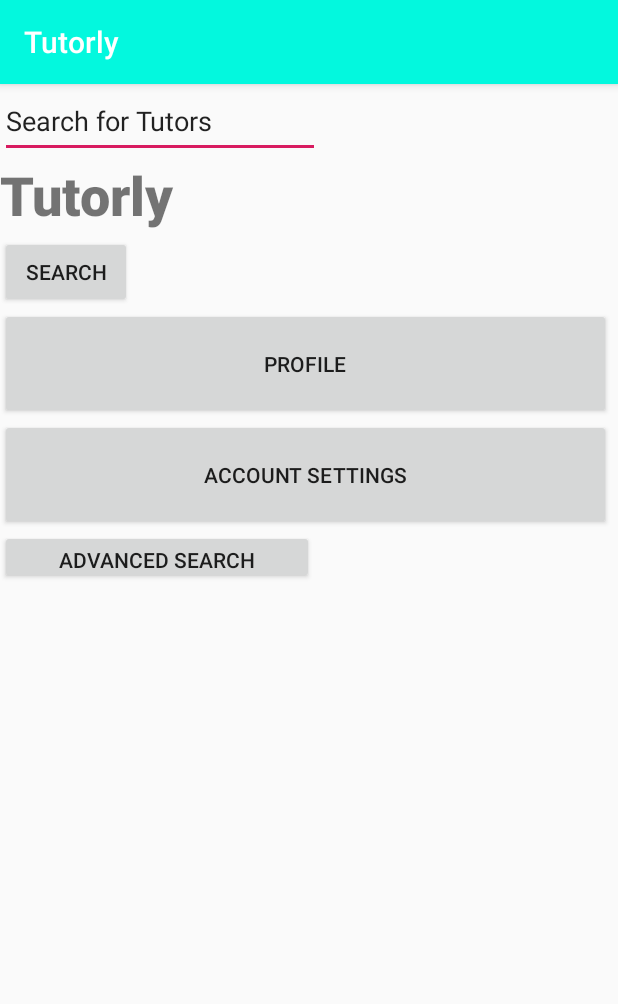
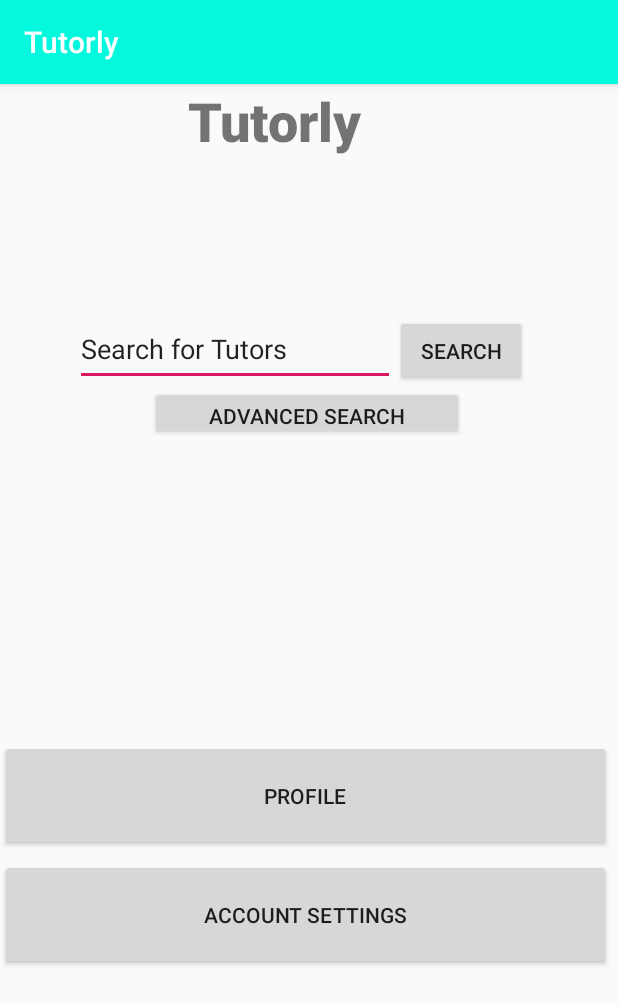
Before and after one commit to shoffman813/CS495, an Android app: the MainActivity screen opened directly, with no data from a screen before it, on a phone screen of 412 x 824 dp. Shown: the top 1004 px of the screen. Run offline under Robolectric (Android 15) with nearby library versions, the phone set to English and light mode, and no system bars.

Commit message:
fixing main layout

```diff
--- a/app/src/main/res/layout/activity_main.xml
+++ b/app/src/main/res/layout/activity_main.xml
@@ -11,39 +11,59 @@
         android:layout_height="match_parent"
         android:orientation="vertical">
 
-    <EditText
+        <TextView
+            android:id="@+id/textView"
+            android:layout_width="131dp"
+            android:layout_height="52dp"
+            android:text="Tutorly"
+            android:textSize="36sp"
+            android:layout_marginLeft="125dp"
+            app:fontFamily="sans-serif-black"
+            tools:layout_editor_absoluteX="140dp"
+            tools:layout_editor_absoluteY="34dp" />
+
+    <LinearLayout
+        android:layout_width="match_parent"
+        android:layout_height="wrap_content"
+        android:orientation="horizontal">
+
+        <EditText
         android:id="@+id/editText"
         android:layout_width="wrap_content"
         android:layout_height="49dp"
+            android:layout_marginTop="100dp"
+            android:layout_marginLeft="50dp"
         android:ems="10"
         android:inputType="textPersonName"
         android:text="Search for Tutors"
-        tools:layout_editor_absoluteX="58dp"
-        tools:layout_editor_absoluteY="194dp" />
+        tools:layout_editor_absoluteX="100dp"
+        tools:layout_editor_absoluteY="300dp" />
 
-    <TextView
-        android:id="@+id/textView"
-        android:layout_width="131dp"
-        android:layout_height="52dp"
-        android:text="Tutorly"
-        android:textSize="36sp"
-        app:fontFamily="sans-serif-black"
-        tools:layout_editor_absoluteX="140dp"
-        tools:layout_editor_absoluteY="34dp" />
-
-    <Button
+        <Button
         android:id="@+id/SearchBtn"
         android:layout_width="wrap_content"
         android:layout_height="wrap_content"
+            android:layout_marginTop="100dp"
         android:text="Search"
         tools:layout_editor_absoluteX="282dp"
         tools:layout_editor_absoluteY="195dp" />
+    </LinearLayout>
 
-    <Button
+        <Button
+            android:id="@+id/AdvSearchBtn"
+            android:layout_width="209dp"
+            android:layout_height="36dp"
+            android:layout_marginLeft="100dp"
+            android:text="Advanced Search Options"
+            tools:layout_editor_absoluteX="101dp"
+            tools:layout_editor_absoluteY="255dp" />
+
+        <Button
         android:id="@+id/ProfileBtn"
         android:layout_width="407dp"
         android:layout_height="74dp"
         android:text="Profile"
+            android:layout_marginTop="200dp"
         tools:layout_editor_absoluteX="2dp"
         tools:layout_editor_absoluteY="527dp" />
 
@@ -52,15 +72,9 @@
         android:layout_width="407dp"
         android:layout_height="74dp"
         android:text="Account Settings"
+        android:layout_marginTop="5dp"
         tools:layout_editor_absoluteX="2dp"
         tools:layout_editor_absoluteY="614dp" />
 
-    <Button
-        android:id="@+id/AdvSearchBtn"
-        android:layout_width="209dp"
-        android:layout_height="36dp"
-        android:text="Advanced Search Options"
-        tools:layout_editor_absoluteX="101dp"
-        tools:layout_editor_absoluteY="255dp" />
     </LinearLayout>
 </android.support.constraint.ConstraintLayout>
```
